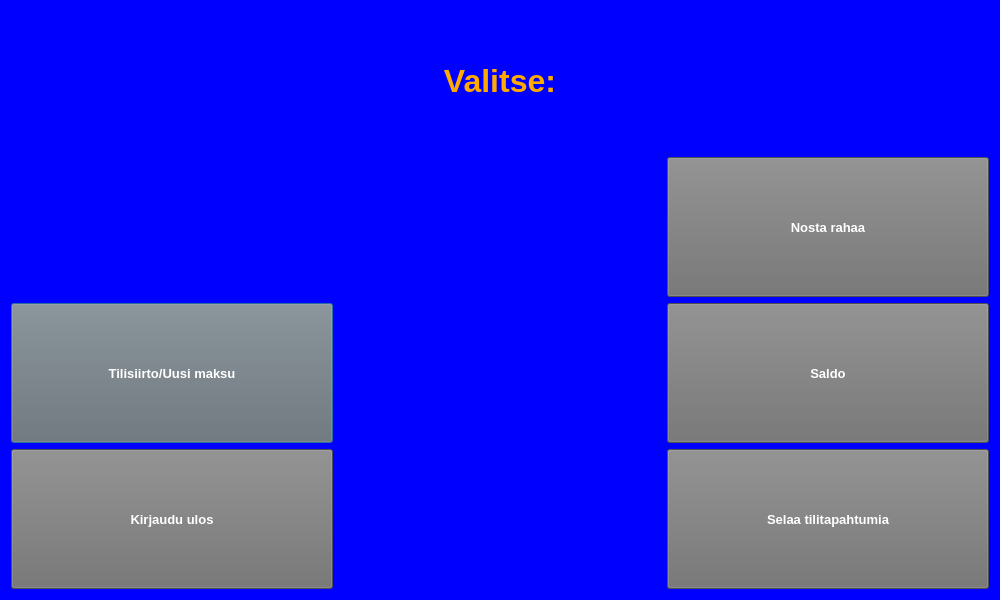
First picture: the form in BankEXE/maindialog.ui, repository Akllu/BankSimul, before the edit.
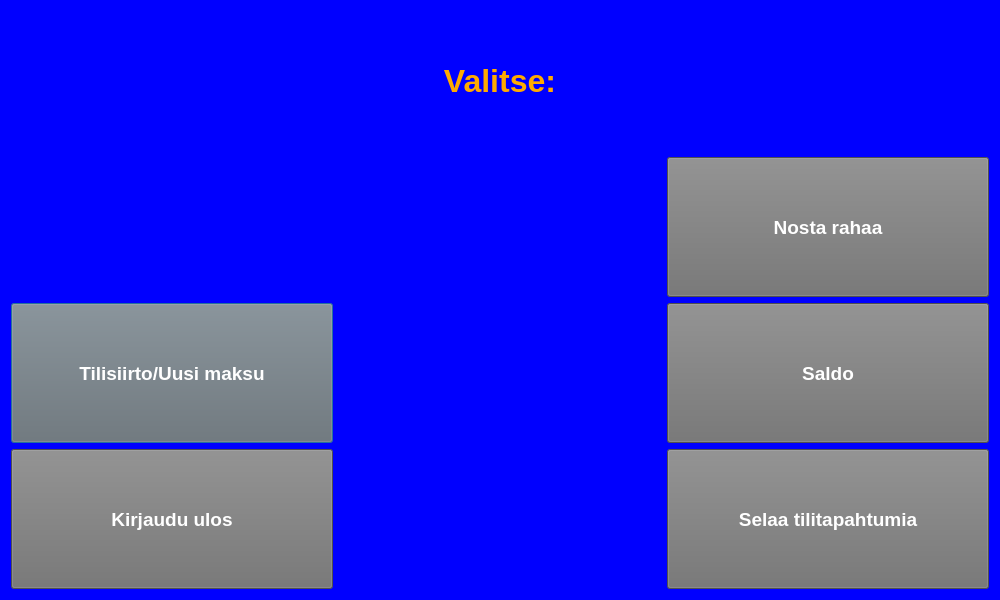
Second picture: the form after the edit.

```diff
--- a/BankEXE/maindialog.ui
+++ b/BankEXE/maindialog.ui
@@ -29,7 +29,7 @@
        </property>
        <property name="font">
         <font>
-         <pointsize>10</pointsize>
+         <pointsize>14</pointsize>
          <weight>75</weight>
          <bold>true</bold>
         </font>
@@ -56,7 +56,7 @@
        </property>
        <property name="font">
         <font>
-         <pointsize>10</pointsize>
+         <pointsize>14</pointsize>
          <weight>75</weight>
          <bold>true</bold>
         </font>
@@ -80,7 +80,7 @@
        </property>
        <property name="font">
         <font>
-         <pointsize>10</pointsize>
+         <pointsize>14</pointsize>
          <weight>75</weight>
          <bold>true</bold>
         </font>
@@ -124,7 +124,7 @@
        </property>
        <property name="font">
         <font>
-         <pointsize>10</pointsize>
+         <pointsize>14</pointsize>
          <weight>75</weight>
          <bold>true</bold>
         </font>
@@ -158,7 +158,7 @@
        </property>
        <property name="font">
         <font>
-         <pointsize>10</pointsize>
+         <pointsize>14</pointsize>
          <weight>75</weight>
          <bold>true</bold>
         </font>
```
Left out of the diff: 10 changed lines with no effect on the pictures.
